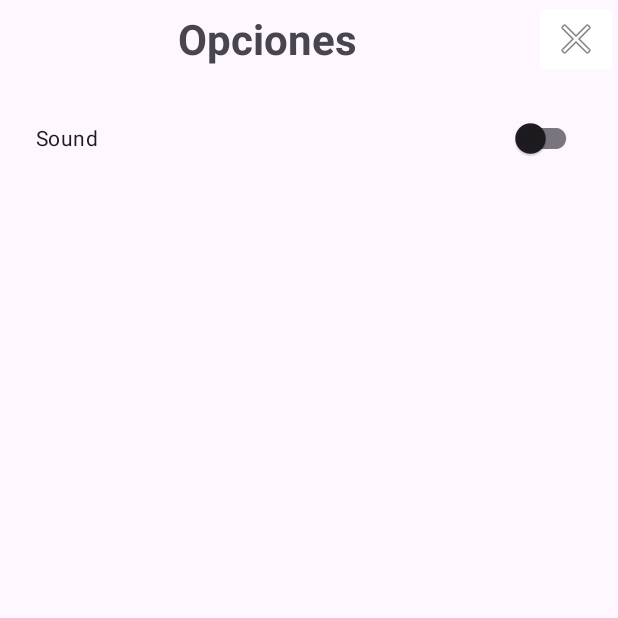
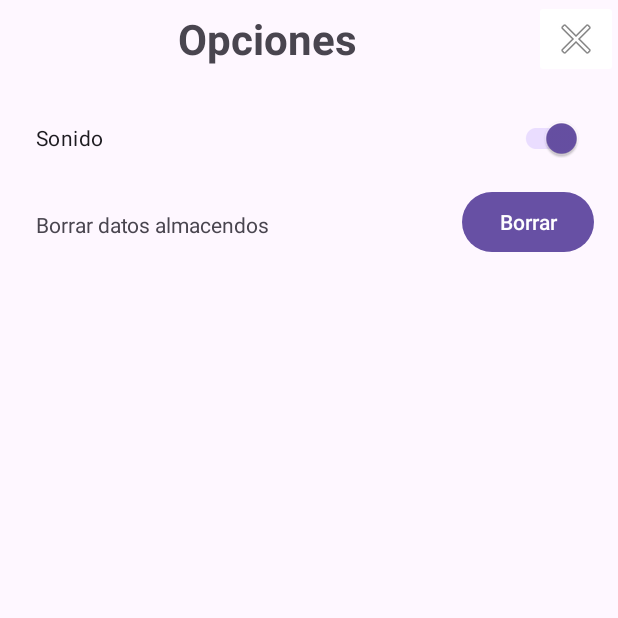
Before and after one commit to dagoes/DiceRoller, an Android app: the screen it shows after launch (Opciones), after a tap on "Opciones", on a phone screen of 412 x 824 dp, the top half of it. Run offline under Robolectric (Android 15) with nearby library versions, the phone set to English and light mode, and no system bars.

Commit message:
Nuevo logo y creacion de un boton que permite repetir la ultima tirada en MainActivity
Agregado sonido al boton Lanzar en LanzarDado

Modificacion de layout y creacion de metodos para Opciones

```diff
--- a/app/src/main/java/com/example/diceroller/MainActivity.java
+++ b/app/src/main/java/com/example/diceroller/MainActivity.java
@@ -1,16 +1,19 @@
 package com.example.diceroller;
 
 import android.content.Intent;
+import android.content.SharedPreferences;
 import android.os.Bundle;
 import android.view.View;
 import android.widget.Button;
 import androidx.appcompat.app.AppCompatActivity;
 
+import com.example.diceroller.activities.LanzarDado;
 import com.example.diceroller.activities.Opciones;
 import com.example.diceroller.activities.VerGrupos;
 import com.example.diceroller.activities.DadosBasicos;
 
 public class MainActivity extends AppCompatActivity {
+    private Button btnUltimaTirada;
 
     @Override
     protected void onCreate(Bundle savedInstanceState) {
@@ -37,6 +40,17 @@ public class MainActivity extends AppCompatActivity {
             }
         });
 
+        btnUltimaTirada = findViewById(R.id.buttonUltimaTirada);
+        ultimaTirada();
+
+        btnUltimaTirada.setOnClickListener(new View.OnClickListener() {
+            @Override
+            public void onClick(View view) {
+                Intent intent = new Intent(MainActivity.this, LanzarDado.class);
+                startActivity(intent);
+            }
+        });
+
         Button btnOpciones = findViewById(R.id.buttonOpciones);
 
         btnOpciones.setOnClickListener(new View.OnClickListener() {
@@ -48,4 +62,16 @@ public class MainActivity extends AppCompatActivity {
         });
 
     }
+
+    @Override
+    protected void onResume() {
+        super.onResume();
+        ultimaTirada();
+    }
+
+    private void ultimaTirada() {
+        SharedPreferences sharedPreferences = getSharedPreferences("Dados", MODE_PRIVATE);
+        Boolean ultima_tirada = sharedPreferences.getBoolean("ultima_tirada", false);
+        btnUltimaTirada.setEnabled(ultima_tirada);
+    }
 }
--- a/app/src/main/java/com/example/diceroller/activities/Opciones.java
+++ b/app/src/main/java/com/example/diceroller/activities/Opciones.java
@@ -1,19 +1,62 @@
 package com.example.diceroller.activities;
 
+import android.app.AlertDialog;
+import android.content.DialogInterface;
+import android.content.SharedPreferences;
 import android.os.Bundle;
 import android.view.View;
+import android.widget.Button;
 import android.widget.ImageButton;
 
 import androidx.appcompat.app.AppCompatActivity;
 
 import com.example.diceroller.R;
+import com.example.diceroller.database.DBHelper;
+import com.google.android.material.switchmaterial.SwitchMaterial;
 
 public class Opciones extends AppCompatActivity {
+    private SharedPreferences sharedPreferences;
 
     @Override
     protected void onCreate(Bundle savedInstanceState) {
         super.onCreate(savedInstanceState);
         setContentView(R.layout.activity_options);
+
+        sharedPreferences = getSharedPreferences("Dados", MODE_PRIVATE);
+
+        SwitchMaterial switchSonido = findViewById(R.id.switchSonido);
+
+        boolean switchState = sharedPreferences.getBoolean("sonido", true);
+        switchSonido.setChecked(switchState);
+
+        switchSonido.setOnCheckedChangeListener((buttonView, isChecked) -> {
+            // Guardar el estado del switch en SharedPreferences
+            SharedPreferences.Editor editor = sharedPreferences.edit();
+            editor.putBoolean("sonido", isChecked);
+            editor.apply();
+        });
+
+        Button btnBorrar = findViewById(R.id.buttonBorrar);
+
+        btnBorrar.setOnClickListener(v -> {
+            new AlertDialog.Builder(Opciones.this)
+                    .setTitle("Confirmar Borrado")
+                    .setMessage("¿Estás seguro de que deseas borrar todos los datos?")
+                    .setPositiveButton("Sí", new DialogInterface.OnClickListener() {
+                        @Override
+                        public void onClick(DialogInterface dialog, int which) {
+                            borrarDatos();
+                        }
+                    })
+                    .setNegativeButton("No", new DialogInterface.OnClickListener() {
+                        @Override
+                        public void onClick(DialogInterface dialog, int which) {
+                            dialog.dismiss();
+                        }
+                    })
+                    .setCancelable(false)
+                    .show();
+        });
 
         ImageButton btnVolver = findViewById(R.id.imageButtonVolver3);
 
@@ -24,4 +67,15 @@ public class Opciones extends AppCompatActivity {
             }
         });
     }
+
+    private void borrarDatos() {
+        //Vaciar Tabla de SQLite
+        try(DBHelper dbHelper = new DBHelper(this);){
+            dbHelper.emptyTable();
+        } catch(Exception ignored){}
+        //Vaciar SharedPreferences
+        SharedPreferences.Editor editor = sharedPreferences.edit();
+        editor.clear();
+        editor.apply();
+    }
 }
--- a/app/src/main/res/layout/activity_options.xml
+++ b/app/src/main/res/layout/activity_options.xml
@@ -1,6 +1,7 @@
 <?xml version="1.0" encoding="utf-8"?>
 <androidx.constraintlayout.widget.ConstraintLayout xmlns:android="http://schemas.android.com/apk/res/android"
     xmlns:app="http://schemas.android.com/apk/res-auto"
+    xmlns:tools="http://schemas.android.com/tools"
     android:layout_width="match_parent"
     android:layout_height="match_parent">
 
@@ -33,12 +34,31 @@
     </LinearLayout>
 
     <com.google.android.material.switchmaterial.SwitchMaterial
-        android:id="@+id/switchSound"
+        android:id="@+id/switchSonido"
         android:layout_width="match_parent"
         android:layout_height="wrap_content"
         android:layout_margin="16dp"
-        android:text="Sound"
+        android:text="Sonido"
         android:padding="8dp"
         app:layout_constraintTop_toBottomOf="@+id/cajaTitulo" />
 
+    <TextView
+        android:id="@+id/textViewBorrar"
+        android:layout_width="wrap_content"
+        android:layout_height="wrap_content"
+        android:layout_margin="24dp"
+        android:text="Borrar datos almacendos"
+        app:layout_constraintStart_toStartOf="parent"
+        app:layout_constraintTop_toBottomOf="@+id/switchSonido" />
+
+    <Button
+        android:id="@+id/buttonBorrar"
+        android:layout_width="wrap_content"
+        android:layout_height="wrap_content"
+        android:layout_marginVertical="8dp"
+        android:layout_marginHorizontal="16dp"
+        android:text="Borrar"
+        app:layout_constraintEnd_toEndOf="parent"
+        app:layout_constraintTop_toBottomOf="@+id/switchSonido" />
+
 </androidx.constraintlayout.widget.ConstraintLayout>
```
Also changed, not shown: app/src/main/java/com/example/diceroller/activities/LanzarDado.java (+30 -2 lines), app/src/main/java/com/example/diceroller/database/DBHelper.java (+7 -0 lines), app/src/main/res/layout/activity_main.xml (+14 -3 lines), app/src/main/res/drawable/dice_icon.png (added), 1 other file.
